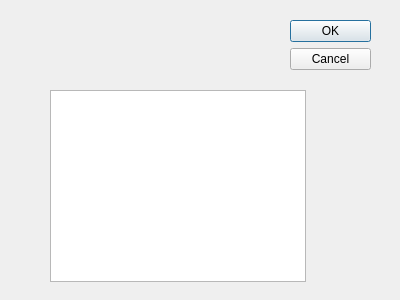
Old version of the form displayfoodsforcity.ui in the repository tsukidan/CS1D-Project-1.
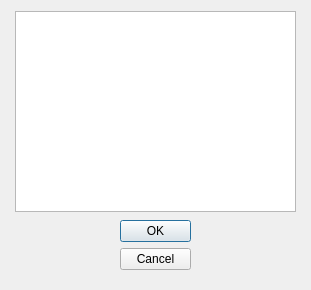
New version of the form.

```diff
--- a/displayfoodsforcity.ui
+++ b/displayfoodsforcity.ui
@@ -6,8 +6,8 @@
    <rect>
     <x>0</x>
     <y>0</y>
-    <width>400</width>
-    <height>300</height>
+    <width>311</width>
+    <height>290</height>
    </rect>
   </property>
   <property name="windowTitle">
@@ -16,10 +16,10 @@
   <widget class="QDialogButtonBox" name="buttonBox">
    <property name="geometry">
     <rect>
-     <x>290</x>
-     <y>20</y>
-     <width>81</width>
-     <height>241</height>
+     <x>120</x>
+     <y>220</y>
+     <width>71</width>
+     <height>61</height>
     </rect>
    </property>
    <property name="orientation">
@@ -32,10 +32,10 @@
   <widget class="QTableView" name="tableView">
    <property name="geometry">
     <rect>
-     <x>50</x>
-     <y>90</y>
-     <width>256</width>
-     <height>192</height>
+     <x>15</x>
+     <y>11</y>
+     <width>281</width>
+     <height>201</height>
     </rect>
    </property>
   </widget>
```
